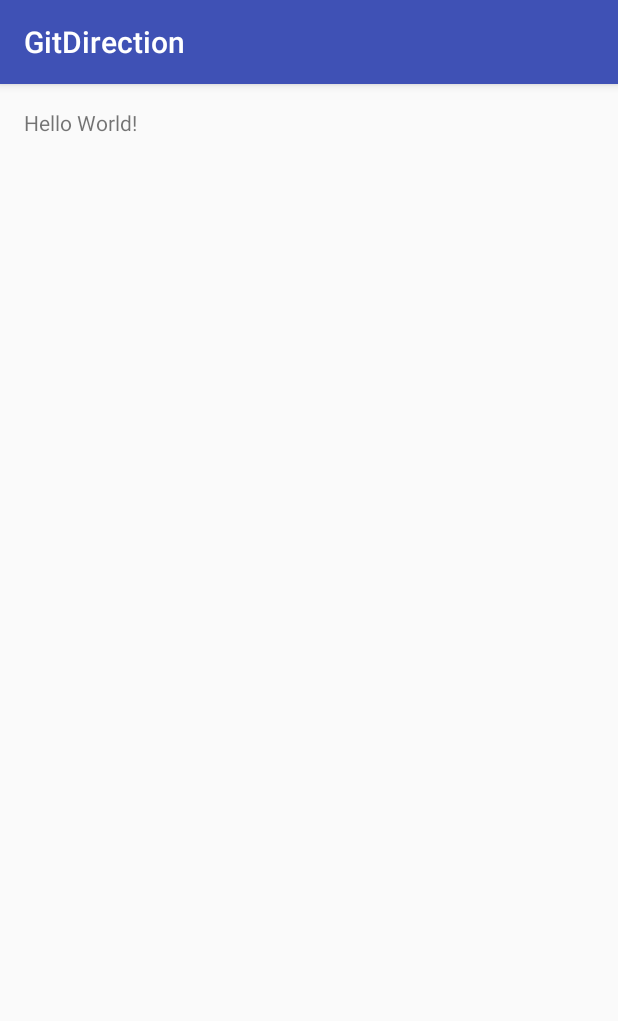
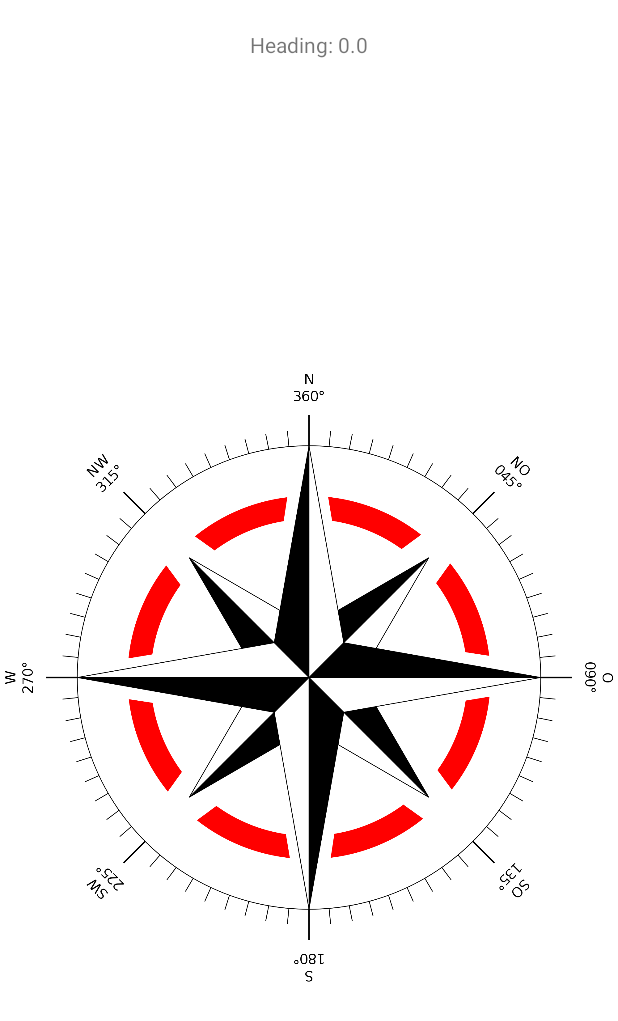
Before and after one commit to morales-201/GitDirection, an Android app: the screen it shows after launch (MainActivity), on a phone screen of 412 x 824 dp. Shown: the top 1021 px of the screen. Run offline under Robolectric (Android 15) with nearby library versions, the phone set to English and light mode, and no system bars.

Commit message:
Copy of compass code from web

```diff
--- a/app/src/main/java/com/comp/jpb/gitdirection/MainActivity.java
+++ b/app/src/main/java/com/comp/jpb/gitdirection/MainActivity.java
@@ -1,13 +1,91 @@
 package com.comp.jpb.gitdirection;
 
-import android.support.v7.app.AppCompatActivity;
+import android.app.Activity;
+import android.hardware.Sensor;
+import android.hardware.SensorEvent;
+import android.hardware.SensorEventListener;
+import android.hardware.SensorManager;
 import android.os.Bundle;
+import android.view.animation.Animation;
+import android.view.animation.RotateAnimation;
+import android.widget.ImageView;
+import android.widget.TextView;
 
-public class MainActivity extends AppCompatActivity {
+public class MainActivity extends Activity implements SensorEventListener {
+
+    // define the display assembly compass picture
+    private ImageView image;
+
+    // record the compass picture angle turned
+    private float currentDegree = 0f;
+
+    // device sensor manager
+    private SensorManager mSensorManager;
+
+    TextView tvHeading;
 
     @Override
     protected void onCreate(Bundle savedInstanceState) {
         super.onCreate(savedInstanceState);
         setContentView(R.layout.activity_main);
+
+        // our compass image
+        image = (ImageView) findViewById(R.id.imageViewCompass);
+
+        // TextView that will tell the user what degree is he heading
+        tvHeading = (TextView) findViewById(R.id.tvHeading);
+
+        // initialize your android device sensor capabilities
+        mSensorManager = (SensorManager) getSystemService(SENSOR_SERVICE);
+    }
+
+    @Override
+    protected void onResume() {
+        super.onResume();
+
+        // for the system's orientation sensor registered listeners
+        mSensorManager.registerListener(this, mSensorManager.getDefaultSensor(Sensor.TYPE_ORIENTATION),
+                SensorManager.SENSOR_DELAY_GAME);
+    }
+
+    @Override
+    protected void onPause() {
+        super.onPause();
+
+        // to stop the listener and save battery
+        mSensorManager.unregisterListener(this);
+    }
+
+    @Override
+    public void onSensorChanged(SensorEvent event) {
+
+        // get the angle around the z-axis rotated
+        float degree = Math.round(event.values[0]);
+
+        tvHeading.setText("Heading: " + Float.toString(degree) + " degrees");
+
+        // create a rotation animation (reverse turn degree degrees)
+        RotateAnimation ra = new RotateAnimation(
+                currentDegree,
+                -degree,
+                Animation.RELATIVE_TO_SELF, 0.5f,
+                Animation.RELATIVE_TO_SELF,
+                0.5f);
+
+        // how long the animation will take place
+        ra.setDuration(210);
+
+        // set the animation after the end of the reservation status
+        ra.setFillAfter(true);
+
+        // Start the animation
+        image.startAnimation(ra);
+        currentDegree = -degree;
+
+    }
+
+    @Override
+    public void onAccuracyChanged(Sensor sensor, int accuracy) {
+        // not in use
     }
 }
--- a/app/src/main/res/layout/activity_main.xml
+++ b/app/src/main/res/layout/activity_main.xml
@@ -1,18 +1,23 @@
-<?xml version="1.0" encoding="utf-8"?>
-<RelativeLayout
-    xmlns:android="http://schemas.android.com/apk/res/android"
-    xmlns:tools="http://schemas.android.com/tools"
-    android:id="@+id/activity_main"
+<RelativeLayout xmlns:android="http://schemas.android.com/apk/res/android"
     android:layout_width="match_parent"
     android:layout_height="match_parent"
-    android:paddingLeft="@dimen/activity_horizontal_margin"
-    android:paddingRight="@dimen/activity_horizontal_margin"
-    android:paddingTop="@dimen/activity_vertical_margin"
-    android:paddingBottom="@dimen/activity_vertical_margin"
-    tools:context="com.comp.jpb.gitdirection.MainActivity">
+    android:background="#fff" >
 
     <TextView
+        android:id="@+id/tvHeading"
         android:layout_width="wrap_content"
         android:layout_height="wrap_content"
-        android:text="Hello World!" />
+        android:layout_centerHorizontal="true"
+        android:layout_marginBottom="40dp"
+        android:layout_marginTop="20dp"
+        android:text="Heading: 0.0" />
+
+    <ImageView
+        android:id="@+id/imageViewCompass"
+        android:layout_width="wrap_content"
+        android:layout_height="wrap_content"
+        android:layout_below="@+id/tvHeading"
+        android:layout_centerHorizontal="true"
+        android:src="@drawable/img_compass" />
+
 </RelativeLayout>
```
Also changed, not shown: app/src/main/res/drawable-nodpi/img_compass.png (added).
